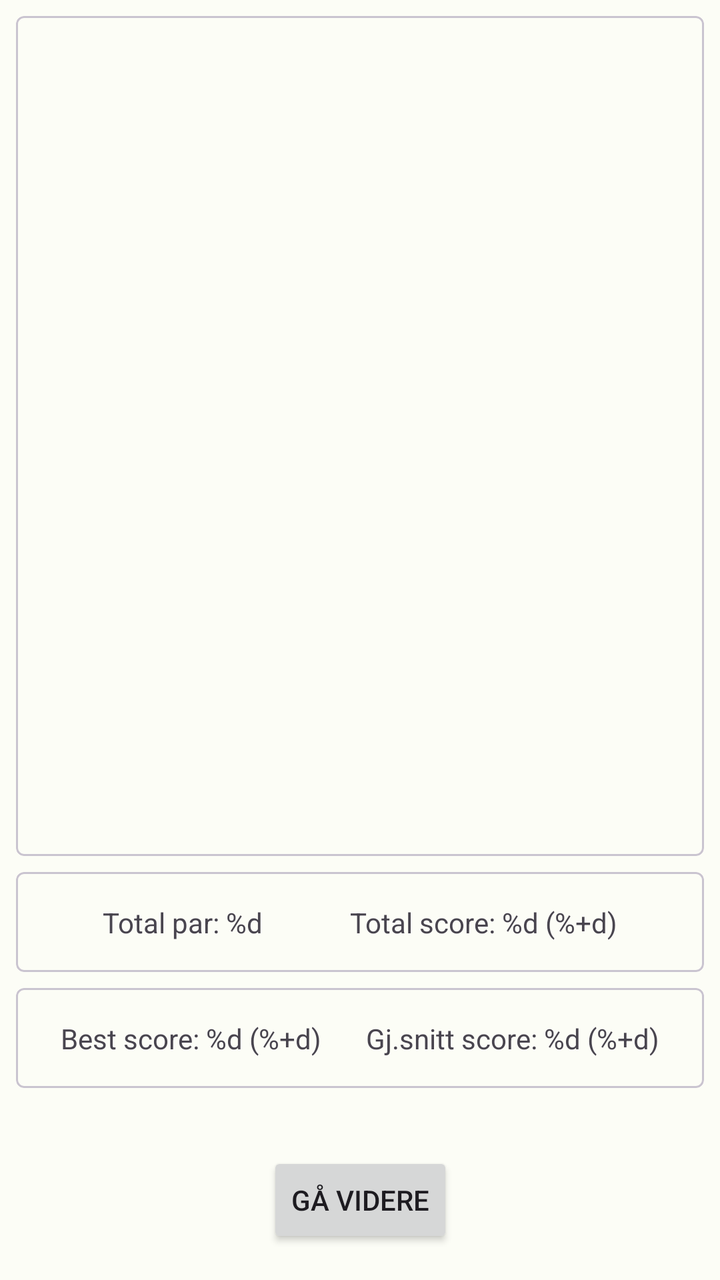
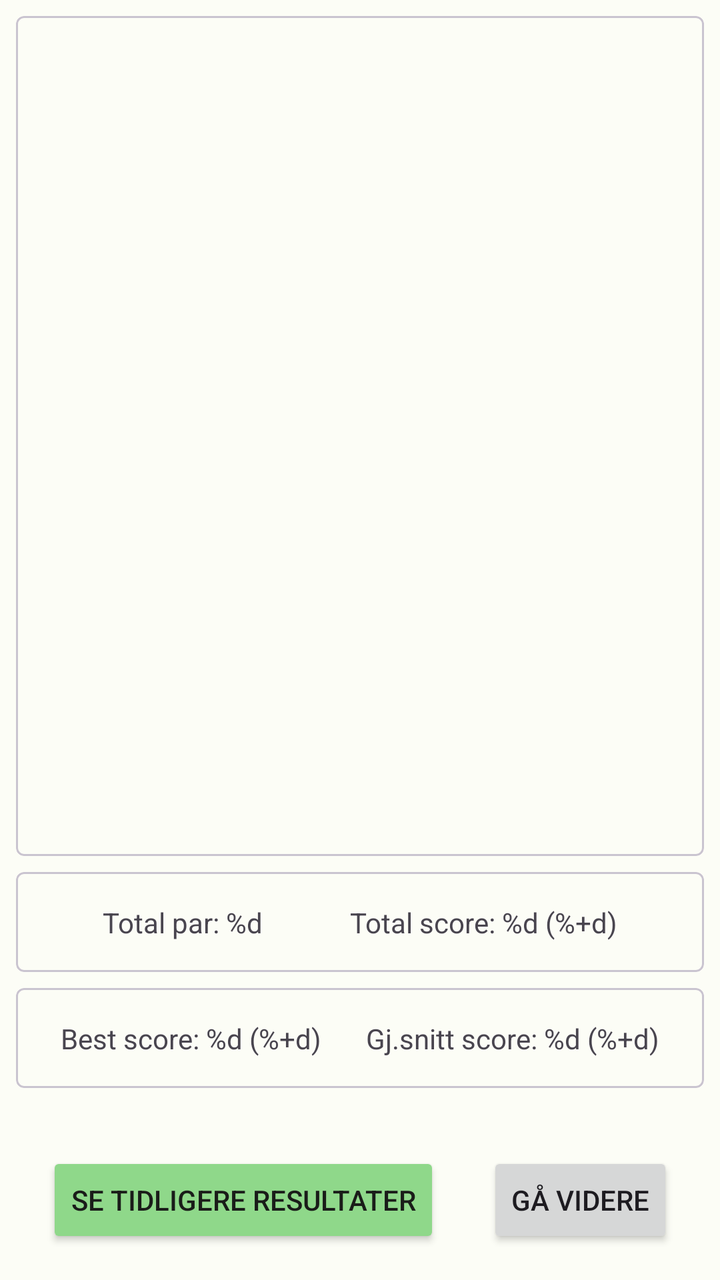

Screens rendered from an Android XML layout before and after an edit, with the pre-edit source and the edit as a unified diff.
<!-- AndroidManifest.xml: application theme Theme.DiscgolfApp -->
<!-- res/layout/fragment_score_board.xml -->
<?xml version="1.0" encoding="utf-8"?>
<androidx.constraintlayout.widget.ConstraintLayout
    xmlns:android="http://schemas.android.com/apk/res/android"
    xmlns:app="http://schemas.android.com/apk/res-auto"
    xmlns:tools="http://schemas.android.com/tools"
    tools:context=".screens.play.scoreboard.ScoreBoardFragment"
    android:layout_width="match_parent"
    android:layout_height="match_parent">

    <com.google.android.material.card.MaterialCardView
        android:layout_width="0dp"
        android:layout_height="0dp"
        android:layout_gravity="center"
        android:layout_marginStart="8dp"
        android:layout_marginTop="8dp"
        android:layout_marginEnd="8dp"
        android:layout_marginBottom="8dp"
        app:cardCornerRadius="4dp"
        app:layout_constraintBottom_toTopOf="@+id/finishScoreBoardCardView"
        app:layout_constraintEnd_toEndOf="parent"
        app:layout_constraintStart_toStartOf="parent"
        app:layout_constraintTop_toTopOf="parent">

        <ScrollView
            android:id="@+id/scoreBoardLayout"
            android:layout_width="match_parent"
            android:layout_height="match_parent">

            <LinearLayout
                android:id="@+id/scoreBoardLinearLayout"
                android:layout_width="wrap_content"
                android:layout_height="wrap_content"
                android:contentDescription="@string/scoreboard_ll_content_desc"
                android:orientation="vertical"
                android:layout_margin="8dp"/>

        </ScrollView>

    </com.google.android.material.card.MaterialCardView>

    <com.google.android.material.card.MaterialCardView
        android:id="@+id/finishScoreBoardCardView"
        android:layout_width="0dp"
        android:layout_height="50dp"
        android:layout_marginBottom="8dp"
        app:layout_constraintBottom_toTopOf="@+id/finishScoreBoardDataCardView"
        app:layout_constraintEnd_toEndOf="parent"
        app:layout_constraintStart_toStartOf="parent"
        android:layout_gravity="center"
        android:layout_marginStart="8dp"
        android:layout_marginEnd="8dp"
        app:cardCornerRadius="4dp">

        <androidx.constraintlayout.widget.ConstraintLayout
            android:layout_width="match_parent"
            android:layout_height="match_parent">

            <TextView
                android:id="@+id/totalScoreTextView"
                android:layout_width="wrap_content"
                android:layout_height="wrap_content"
                app:layout_constraintBottom_toBottomOf="parent"
                app:layout_constraintEnd_toStartOf="@+id/total_par_text_view"
                app:layout_constraintHorizontal_bias="0.5"
                app:layout_constraintStart_toStartOf="parent"
                app:layout_constraintTop_toTopOf="parent"
                android:text="@string/scoreboard_text_total_par"/>

            <TextView
                android:id="@+id/total_par_text_view"
                android:layout_width="wrap_content"
                android:layout_height="wrap_content"
                app:layout_constraintBottom_toBottomOf="parent"
                app:layout_constraintEnd_toEndOf="parent"
                app:layout_constraintHorizontal_bias="0.5"
                app:layout_constraintStart_toEndOf="@+id/totalScoreTextView"
                app:layout_constraintTop_toTopOf="parent"
                android:text="@string/scoreboard_text_total"/>
        </androidx.constraintlayout.widget.ConstraintLayout>

    </com.google.android.material.card.MaterialCardView>

    <com.google.android.material.card.MaterialCardView
        android:id="@+id/finishScoreBoardDataCardView"
        android:layout_width="0dp"
        android:layout_height="50dp"
        android:layout_marginBottom="32dp"
        app:layout_constraintBottom_toTopOf="@+id/finishScoreBoardButton"
        app:layout_constraintEnd_toEndOf="parent"
        app:layout_constraintStart_toStartOf="parent"
        android:layout_gravity="center"
        android:layout_marginStart="8dp"
        android:layout_marginEnd="8dp"
        app:cardCornerRadius="4dp">

        <androidx.constraintlayout.widget.ConstraintLayout
            android:layout_width="match_parent"
            android:layout_height="match_parent">

            <TextView
                android:id="@+id/bestScoreTextView"
                android:layout_width="wrap_content"
                android:layout_height="wrap_content"
                app:layout_constraintBottom_toBottomOf="parent"
                app:layout_constraintEnd_toStartOf="@+id/avgScoreTextView"
                app:layout_constraintHorizontal_bias="0.5"
                app:layout_constraintHorizontal_chainStyle="spread"
                app:layout_constraintStart_toStartOf="parent"
                app:layout_constraintTop_toTopOf="parent"
                android:text="@string/scoreboard_text_best_score"/>

            <TextView
                android:id="@+id/avgScoreTextView"
                android:layout_width="wrap_content"
                android:layout_height="wrap_content"
                app:layout_constraintBottom_toBottomOf="parent"
                app:layout_constraintEnd_toEndOf="parent"
                app:layout_constraintHorizontal_bias="0.5"
                app:layout_constraintStart_toEndOf="@+id/bestScoreTextView"
                app:layout_constraintTop_toTopOf="parent"
                android:text="@string/scoreboard_text_average_score"/>
        </androidx.constraintlayout.widget.ConstraintLayout>



    </com.google.android.material.card.MaterialCardView>

    <Button
        android:id="@+id/finishScoreBoardButton"
        android:layout_width="wrap_content"
        android:layout_height="wrap_content"
        android:layout_marginBottom="16dp"
        app:layout_constraintBottom_toBottomOf="parent"
        app:layout_constraintEnd_toEndOf="parent"
        app:layout_constraintStart_toStartOf="parent"
        android:text="@string/finish_scoreboard" />
</androidx.constraintlayout.widget.ConstraintLayout>
<!-- resources referenced by this layout -->
<resources>
  <string name="finish_scoreboard">Gå videre</string>
  <string name="scoreboard_ll_content_desc">Poeng for runden</string>
  <string name="scoreboard_text_average_score">Gj.snitt score: %d (%+d)</string>
  <string name="scoreboard_text_best_score">Best score: %d (%+d)</string>
  <string name="scoreboard_text_total">Total score: %d (%+d)</string>
  <string name="scoreboard_text_total_par">Total par: %d</string>
  <color name="md_theme_light_primary">#266C2B</color>
  <color name="md_theme_light_onPrimary">#FFFFFF</color>
  <color name="md_theme_light_primaryContainer">#AAF5A4</color>
  <color name="md_theme_light_onPrimaryContainer">#002204</color>
  <color name="md_theme_light_secondary">#52634F</color>
  <color name="md_theme_light_onSecondary">#FFFFFF</color>
  <color name="md_theme_light_secondaryContainer">#D5E8CF</color>
  <color name="md_theme_light_onSecondaryContainer">#101F10</color>
  <color name="md_theme_light_tertiary">#38656A</color>
  <color name="md_theme_light_onTertiary">#FFFFFF</color>
  <color name="md_theme_light_tertiaryContainer">#BCEBF1</color>
  <color name="md_theme_light_onTertiaryContainer">#001F23</color>
  <color name="md_theme_light_error">#BA1A1A</color>
  <color name="md_theme_light_errorContainer">#FFDAD6</color>
  <color name="md_theme_light_onError">#FFFFFF</color>
  <color name="md_theme_light_onErrorContainer">#410002</color>
  <color name="md_theme_light_background">#FCFDF6</color>
  <color name="md_theme_light_onBackground">#1A1C19</color>
  <color name="md_theme_light_surface">#FCFDF6</color>
  <color name="md_theme_light_onSurface">#1A1C19</color>
  <color name="md_theme_light_surfaceVariant">#DEE5D8</color>
  <color name="md_theme_light_onSurfaceVariant">#424940</color>
  <color name="md_theme_light_outline">#72796F</color>
  <color name="md_theme_light_inverseOnSurface">#F0F1EB</color>
  <color name="md_theme_light_inverseSurface">#2F312D</color>
  <color name="md_theme_light_inversePrimary">#8FD88A</color>
  <!-- unchanged entries left out for length: 1 -->
</resources>

<!-- the commit's change to res/layout/fragment_score_board.xml (unified diff, before → after) -->
@@ -1,11 +1,10 @@
 <?xml version="1.0" encoding="utf-8"?>
-<androidx.constraintlayout.widget.ConstraintLayout
-    xmlns:android="http://schemas.android.com/apk/res/android"
+<androidx.constraintlayout.widget.ConstraintLayout xmlns:android="http://schemas.android.com/apk/res/android"
     xmlns:app="http://schemas.android.com/apk/res-auto"
     xmlns:tools="http://schemas.android.com/tools"
-    tools:context=".screens.play.scoreboard.ScoreBoardFragment"
     android:layout_width="match_parent"
-    android:layout_height="match_parent">
+    android:layout_height="match_parent"
+    tools:context=".screens.play.scoreboard.ScoreBoardFragment">
 
     <com.google.android.material.card.MaterialCardView
         android:layout_width="0dp"
@@ -30,9 +29,9 @@
                 android:id="@+id/scoreBoardLinearLayout"
                 android:layout_width="wrap_content"
                 android:layout_height="wrap_content"
+                android:layout_margin="8dp"
                 android:contentDescription="@string/scoreboard_ll_content_desc"
-                android:orientation="vertical"
-                android:layout_margin="8dp"/>
+                android:orientation="vertical" />
 
         </ScrollView>
 
@@ -42,14 +41,14 @@
         android:id="@+id/finishScoreBoardCardView"
         android:layout_width="0dp"
         android:layout_height="50dp"
-        android:layout_marginBottom="8dp"
-        app:layout_constraintBottom_toTopOf="@+id/finishScoreBoardDataCardView"
-        app:layout_constraintEnd_toEndOf="parent"
-        app:layout_constraintStart_toStartOf="parent"
         android:layout_gravity="center"
         android:layout_marginStart="8dp"
         android:layout_marginEnd="8dp"
-        app:cardCornerRadius="4dp">
+        android:layout_marginBottom="8dp"
+        app:cardCornerRadius="4dp"
+        app:layout_constraintBottom_toTopOf="@+id/finishScoreBoardDataCardView"
+        app:layout_constraintEnd_toEndOf="parent"
+        app:layout_constraintStart_toStartOf="parent">
 
         <androidx.constraintlayout.widget.ConstraintLayout
             android:layout_width="match_parent"
@@ -59,23 +58,23 @@
                 android:id="@+id/totalScoreTextView"
                 android:layout_width="wrap_content"
                 android:layout_height="wrap_content"
+                android:text="@string/scoreboard_text_total_par"
                 app:layout_constraintBottom_toBottomOf="parent"
                 app:layout_constraintEnd_toStartOf="@+id/total_par_text_view"
                 app:layout_constraintHorizontal_bias="0.5"
                 app:layout_constraintStart_toStartOf="parent"
-                app:layout_constraintTop_toTopOf="parent"
-                android:text="@string/scoreboard_text_total_par"/>
+                app:layout_constraintTop_toTopOf="parent" />
 
             <TextView
                 android:id="@+id/total_par_text_view"
                 android:layout_width="wrap_content"
                 android:layout_height="wrap_content"
+                android:text="@string/scoreboard_text_total"
                 app:layout_constraintBottom_toBottomOf="parent"
                 app:layout_constraintEnd_toEndOf="parent"
                 app:layout_constraintHorizontal_bias="0.5"
                 app:layout_constraintStart_toEndOf="@+id/totalScoreTextView"
-                app:layout_constraintTop_toTopOf="parent"
-                android:text="@string/scoreboard_text_total"/>
+                app:layout_constraintTop_toTopOf="parent" />
         </androidx.constraintlayout.widget.ConstraintLayout>
 
     </com.google.android.material.card.MaterialCardView>
@@ -84,14 +83,14 @@
         android:id="@+id/finishScoreBoardDataCardView"
         android:layout_width="0dp"
         android:layout_height="50dp"
-        android:layout_marginBottom="32dp"
-        app:layout_constraintBottom_toTopOf="@+id/finishScoreBoardButton"
-        app:layout_constraintEnd_toEndOf="parent"
-        app:layout_constraintStart_toStartOf="parent"
         android:layout_gravity="center"
         android:layout_marginStart="8dp"
         android:layout_marginEnd="8dp"
-        app:cardCornerRadius="4dp">
+        android:layout_marginBottom="32dp"
+        app:cardCornerRadius="4dp"
+        app:layout_constraintBottom_toTopOf="@+id/finishScoreBoardButton"
+        app:layout_constraintEnd_toEndOf="parent"
+        app:layout_constraintStart_toStartOf="parent">
 
         <androidx.constraintlayout.widget.ConstraintLayout
             android:layout_width="match_parent"
@@ -101,26 +100,25 @@
                 android:id="@+id/bestScoreTextView"
                 android:layout_width="wrap_content"
                 android:layout_height="wrap_content"
+                android:text="@string/scoreboard_text_best_score"
                 app:layout_constraintBottom_toBottomOf="parent"
                 app:layout_constraintEnd_toStartOf="@+id/avgScoreTextView"
                 app:layout_constraintHorizontal_bias="0.5"
                 app:layout_constraintHorizontal_chainStyle="spread"
                 app:layout_constraintStart_toStartOf="parent"
-                app:layout_constraintTop_toTopOf="parent"
-                android:text="@string/scoreboard_text_best_score"/>
+                app:layout_constraintTop_toTopOf="parent" />
 
             <TextView
                 android:id="@+id/avgScoreTextView"
                 android:layout_width="wrap_content"
                 android:layout_height="wrap_content"
+                android:text="@string/scoreboard_text_average_score"
                 app:layout_constraintBottom_toBottomOf="parent"
                 app:layout_constraintEnd_toEndOf="parent"
                 app:layout_constraintHorizontal_bias="0.5"
                 app:layout_constraintStart_toEndOf="@+id/bestScoreTextView"
-                app:layout_constraintTop_toTopOf="parent"
-                android:text="@string/scoreboard_text_average_score"/>
+                app:layout_constraintTop_toTopOf="parent" />
         </androidx.constraintlayout.widget.ConstraintLayout>
-
 
 
     </com.google.android.material.card.MaterialCardView>
@@ -130,8 +128,22 @@
         android:layout_width="wrap_content"
         android:layout_height="wrap_content"
         android:layout_marginBottom="16dp"
+        android:text="@string/finish_scoreboard"
         app:layout_constraintBottom_toBottomOf="parent"
         app:layout_constraintEnd_toEndOf="parent"
-        app:layout_constraintStart_toStartOf="parent"
-        android:text="@string/finish_scoreboard" />
+        app:layout_constraintHorizontal_bias="0.5"
+        app:layout_constraintStart_toEndOf="@+id/showPrevResultsScoreBoardButton" />
+
+    <Button
+        android:id="@+id/showPrevResultsScoreBoardButton"
+        android:layout_width="wrap_content"
+        android:layout_height="wrap_content"
+        android:layout_marginBottom="16dp"
+        android:backgroundTint="@color/md_theme_dark_surfaceTint"
+        android:text="@string/show_prev_results"
+        android:textColor="@color/md_theme_dark_background"
+        app:layout_constraintBottom_toBottomOf="parent"
+        app:layout_constraintEnd_toStartOf="@+id/finishScoreBoardButton"
+        app:layout_constraintHorizontal_bias="0.5"
+        app:layout_constraintStart_toStartOf="parent" />
 </androidx.constraintlayout.widget.ConstraintLayout>
<!-- resource entries referenced after the edit -->
@@ -1,11 +1,14 @@
 <!-- resources referenced by this layout -->
 <resources>
+  <color name="md_theme_dark_background">#1A1C19</color>
+  <color name="md_theme_dark_surfaceTint">#8FD88A</color>
   <string name="finish_scoreboard">Gå videre</string>
   <string name="scoreboard_ll_content_desc">Poeng for runden</string>
   <string name="scoreboard_text_average_score">Gj.snitt score: %d (%+d)</string>
   <string name="scoreboard_text_best_score">Best score: %d (%+d)</string>
   <string name="scoreboard_text_total">Total score: %d (%+d)</string>
   <string name="scoreboard_text_total_par">Total par: %d</string>
+  <string name="show_prev_results">Se tidligere resultater</string>
   <color name="md_theme_light_primary">#266C2B</color>
   <color name="md_theme_light_onPrimary">#FFFFFF</color>
   <color name="md_theme_light_primaryContainer">#AAF5A4</color>
